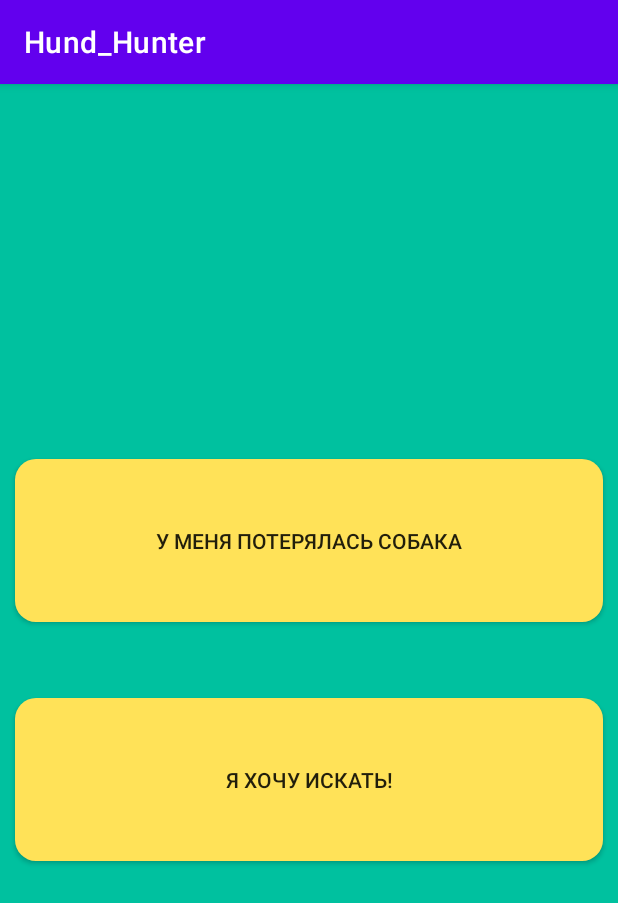
After one commit to VVan228/Hunden_Hunter, an Android app: the StartActivity screen opened directly, with no data from a screen before it, on a phone screen of 412 x 824 dp. The commit adds this screen. Shown: the top 903 px of the screen. Run offline under Robolectric (Android 15) with nearby library versions, the phone set to English and light mode, and no system bars.

Commit message:
Start activity

```diff
--- a/app/src/main/AndroidManifest.xml
+++ b/app/src/main/AndroidManifest.xml
@@ -9,6 +9,7 @@
         android:roundIcon="@mipmap/ic_launcher_round"
         android:supportsRtl="true"
         android:theme="@style/Theme.Hund_Hunter">
+        <activity android:name=".StartActivity"></activity>
         <activity android:name=".MainActivity">
             <intent-filter>
                 <action android:name="android.intent.action.MAIN" />
--- /dev/null
+++ b/app/src/main/java/com/example/hund_hunter/StartActivity.java
@@ -0,0 +1,14 @@
+package com.example.hund_hunter;
+
+import androidx.appcompat.app.AppCompatActivity;
+
+import android.os.Bundle;
+
+public class StartActivity extends AppCompatActivity {
+
+    @Override
+    protected void onCreate(Bundle savedInstanceState) {
+        super.onCreate(savedInstanceState);
+        setContentView(R.layout.activity_start);
+    }
+}
--- /dev/null
+++ b/app/src/main/res/drawable/button_main_shape.xml
@@ -0,0 +1,13 @@
+<?xml version="1.0" encoding="utf-8"?>
+<shape xmlns:android="http://schemas.android.com/apk/res/android" android:shape="rectangle" >
+    <corners
+        android:radius="14dp"
+        />
+    <solid
+        android:color="@color/yellow"
+        />
+    <size
+        android:width="270dp"
+        android:height="60dp"
+        />
+</shape>
--- a/app/src/main/res/layout/activity_main.xml
+++ b/app/src/main/res/layout/activity_main.xml
@@ -6,13 +6,5 @@
     android:layout_height="match_parent"
     tools:context=".MainActivity">
 
-    <TextView
-        android:layout_width="wrap_content"
-        android:layout_height="wrap_content"
-        android:text="Hello World!"
-        app:layout_constraintBottom_toBottomOf="parent"
-        app:layout_constraintLeft_toLeftOf="parent"
-        app:layout_constraintRight_toRightOf="parent"
-        app:layout_constraintTop_toTopOf="parent" />
 
 </androidx.constraintlayout.widget.ConstraintLayout>
--- /dev/null
+++ b/app/src/main/res/layout/activity_start.xml
@@ -0,0 +1,39 @@
+<?xml version="1.0" encoding="utf-8"?>
+<androidx.constraintlayout.widget.ConstraintLayout xmlns:android="http://schemas.android.com/apk/res/android"
+    xmlns:app="http://schemas.android.com/apk/res-auto"
+    xmlns:tools="http://schemas.android.com/tools"
+    android:layout_width="match_parent"
+    android:layout_height="match_parent"
+    tools:context=".StartActivity">
+
+    <LinearLayout
+        android:background="@color/green"
+        android:layout_width="match_parent"
+        android:layout_height="match_parent"
+        android:orientation="vertical">
+
+        <androidx.appcompat.widget.AppCompatButton
+            android:layout_marginBottom="25dp"
+            android:layout_marginHorizontal="10dp"
+            android:id="@+id/button"
+            android:layout_marginTop="250dp"
+            android:layout_weight="1"
+            android:layout_width="match_parent"
+            android:layout_height="wrap_content"
+            android:text="У меня потерялась собака"
+            android:background="@drawable/button_main_shape"
+            />
+
+        <androidx.appcompat.widget.AppCompatButton
+            android:layout_marginTop="25dp"
+            android:layout_marginBottom="250dp"
+            android:layout_marginHorizontal="10dp"
+            android:layout_weight="1"
+            android:id="@+id/button2"
+            android:layout_width="match_parent"
+            android:layout_height="wrap_content"
+            android:text="Я хочу искать!"
+            android:background="@drawable/button_main_shape"
+            />
+    </LinearLayout>
+</androidx.constraintlayout.widget.ConstraintLayout>
--- a/app/src/main/res/values/colors.xml
+++ b/app/src/main/res/values/colors.xml
@@ -7,4 +7,8 @@
     <color name="teal_700">#FF018786</color>
     <color name="black">#FF000000</color>
     <color name="white">#FFFFFFFF</color>
+    <color name="green">#00C19F</color>
+    <color name="dark_green">#006e5a</color>
+    <color name="yellow">#FFE258</color>
+
 </resources>
```
